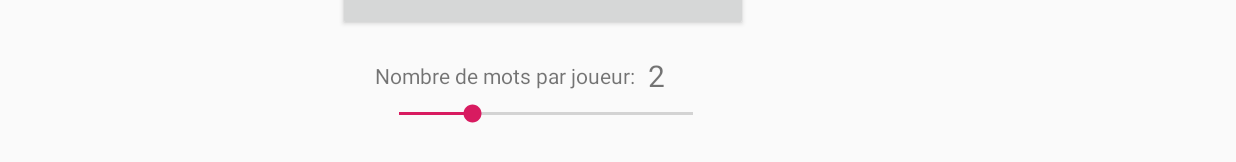
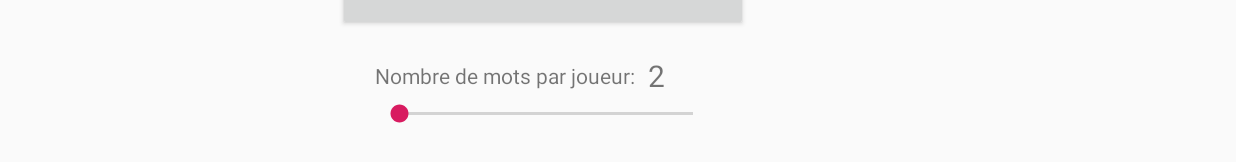
Before and after one commit to Wikst/La_BoulETS, an Android app: the ChoixMode screen opened directly, with no data from a screen before it, on a phone screen of 824 x 412 dp (held sideways). Shown: the part 407-569 px from the top of the screen. Run offline under Robolectric (Android 15) with nearby library versions, the phone set to English and light mode, and no system bars.

Commit message:
Avancement partie rapide + corrections mineures

```diff
--- a/BoulETS/app/src/main/java/Controleur/ChoixMode.java
+++ b/BoulETS/app/src/main/java/Controleur/ChoixMode.java
@@ -37,7 +37,7 @@ public class ChoixMode extends AppCompatActivity implements View.OnClickListener
             public void onProgressChanged(SeekBar seekBar, int progress, boolean b) {
                 nbMots.setText("" + progress);
                 compteurMots = progress;
-                //Log.d("tagMots", "Nombre de mots choisi: " + compteurMots);
+                //System.out.println("Compteur : "+compteurMots);
             }
 
             @Override
--- a/BoulETS/app/src/main/res/layout/activity_choix_mode.xml
+++ b/BoulETS/app/src/main/res/layout/activity_choix_mode.xml
@@ -35,7 +35,7 @@
         android:layout_marginStart="250dp"
         android:layout_marginLeft="250dp"
         android:max="5"
-        android:min="1"
+        android:min="2"
         android:progress="2"
         app:layout_constraintStart_toStartOf="parent"
         app:layout_constraintTop_toBottomOf="@+id/NbMots" />
```
Also changed, not shown: BoulETS/app/src/main/java/Modele/Equipe.java (+0 -9 lines), BoulETS/app/src/main/java/Modele/ModeleJeu.java (+14 -1 lines).
